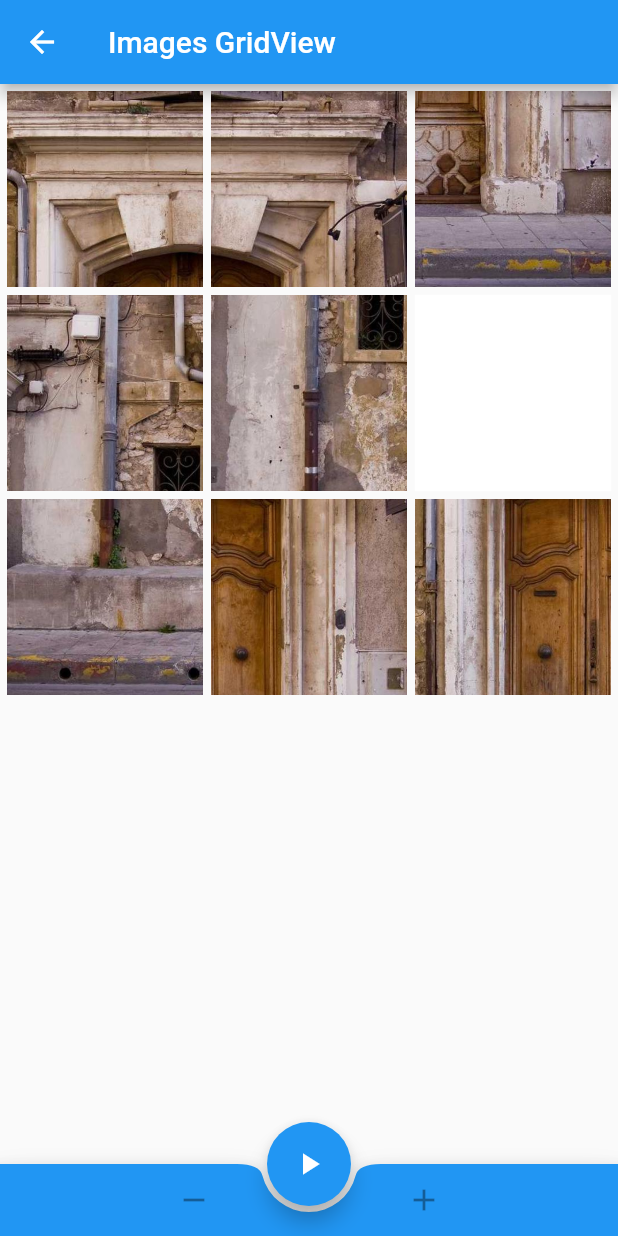
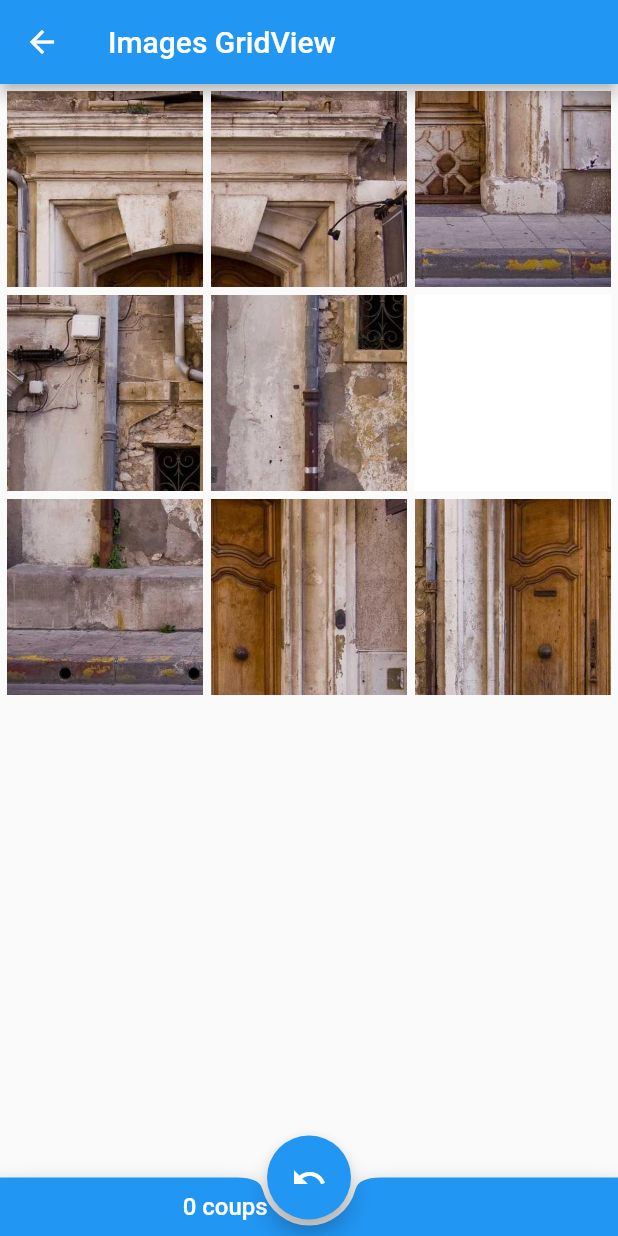
Before and after one commit to qlemoigne/amse, a Flutter app: the TaquinWidget screen opened directly, after a tap on the "play arrow" icon, on a phone screen of 412 x 824 dp. Run offline on Flutter 3.47's test engine with Material 2 defaults, Android fonts, the phone set to English and light mode, and no system bars; our stand-ins replace confetti.

Commit message:
Save avant system calcul coups

```diff
--- a/flutter_application_2/lib/exo7.dart
+++ b/flutter_application_2/lib/exo7.dart
@@ -3,6 +3,8 @@ import 'package:flutter/material.dart';
 import 'dart:math';
 
 import 'package:flutter_application_2/exo6.dart';
+
+import 'package:confetti/confetti.dart';
 
 class TaquinWidget extends StatefulWidget {
   const TaquinWidget({super.key});
@@ -73,13 +75,40 @@ class _TaquinWidgetState extends State<TaquinWidget> {
   bool _running = false;
 
   List<_ImageTile> tiles = [];
-  List<int> positions = [];
+
+  List<TileCoord> movesHistory = [];
+
+  int _stepCount = 0;
+
+  // indique si la personne à win
+  bool _hasWon = false;
+
+  late ConfettiController _controllerCenter;
 
   _TaquinWidgetState() {
     generateTileList();
   }
 
-  void moveTile(int relx, int rely) {
+  @override
+  void initState() {
+    super.initState();
+
+    _controllerCenter =
+        ConfettiController(duration: const Duration(seconds: 10));
+  }
+
+  @override
+  void dispose() {
+    _controllerCenter.dispose();
+
+    super.dispose();
+  }
+
+  void computeMinimumStepCount() {
+    List<_ImageTile> currentState = tiles;
+  }
+
+  void moveTile(int relx, int rely, bool preparationState, bool historyMove) {
     if (relx != 0 && rely != 0) {
       print("Mouvement invalide. seule +1, -1, +1, -1");
       return;
@@ -116,6 +145,25 @@ class _TaquinWidgetState extends State<TaquinWidget> {
       tiles[destIndex] = tiles[whiteIndex];
       tiles[whiteIndex] = temp;
 
+      // si on n'est pas en preparation (aka randomise image)
+      if (!preparationState) {
+        // compteur de couts
+
+        // on ajoute à l'historique
+        if (!historyMove) {
+          _stepCount += 1;
+
+          movesHistory.add(TileCoord(x: relx, y: rely));
+        } else {
+          _stepCount -= 1;
+        }
+      }
+
+      if (!preparationState) {
+        // on lance la simulation pour finir le jeu
+        computeMinimumStepCount();
+      }
+
       print("invertion faite de : " +
           whiteIndex.toString() +
           " vers " +
@@ -135,12 +183,28 @@ class _TaquinWidgetState extends State<TaquinWidget> {
     return index;
   }
 
+/**
+ * Annuler le dernier mouvement si c'est possible
+ */
+  void undoLastMove() {
+    if (movesHistory.length <= 0) {
+      return;
+    }
+
+    TileCoord lastMove = movesHistory.removeLast();
+
+    moveTile(-lastMove.x, -lastMove.y, false, true);
+  }
+
   void startGame() {
     if (_running) {
       return;
     }
 
     _running = true;
+    _hasWon = false;
+    _stepCount = 0;
+    movesHistory.clear();
 
     print("starting game");
     generateTileList();
@@ -156,36 +220,34 @@ class _TaquinWidgetState extends State<TaquinWidget> {
 
     for (int i = 0; i < 500; i++) {
       if (random.nextBool()) {
-        moveTile(random.nextBool() ? -1 : 1, 0);
+        moveTile(random.nextBool() ? -1 : 1, 0, true, false);
       } else {
-        moveTile(0, random.nextBool() ? -1 : 1);
+        moveTile(0, random.nextBool() ? -1 : 1, true, false);
       }
     }
 
     setState(() {});
-    //
-    //moveTile(-1, 0);
-    //moveTile(-1, 0);
-    //moveTile(1, 0);
-    //moveTile(1, 0);
-    //positions.shuffle();
-
-    // definir blank id
   }
 
+/**
+ * Renvoit un index à partir d'une coordonnée
+ */
   int getIndexFromCoord(TileCoord coord) {
-    // 0 (1, 1), 1 (2, 1)
     return coord.x + _lineSize * (coord.y - 1) - 1;
   }
 
-  void checkVictory() {
+/**
+ * Indique si un tableau de tiles est complété
+ */
+  bool isFinished(List<_ImageTile> paramTiles) {
     int index = 0;
 
-    bool won = true;
+    bool w = true;
     for (var y = 1; y <= _lineSize; y++) {
       for (var x = 1; x <= _lineSize; x++) {
-        if (tiles[index].originalX != x || tiles[index].originalY != y) {
-          won = false;
+        if (paramTiles[index].originalX != x ||
+            paramTiles[index].originalY != y) {
+          w = false;
           break;
         }
 
@@ -193,11 +255,77 @@ class _TaquinWidgetState extends State<TaquinWidget> {
       }
     }
 
-    if (won) {
+    return w;
+  }
+
+/**
+ * Vérifie si la personne à gagné
+ */
+  void checkVictory() {
+    if (isFinished(tiles)) {
+      _hasWon = true;
       print("VICTOIRE !!!!!");
+      _controllerCenter.play();
+
+      showModalBottomSheet<void>(
+        context: context,
+        builder: (BuildContext context) {
+          return Container(
+            height: 120,
+            color: Colors.blue,
+            child: Center(
+              child: Column(
+                mainAxisAlignment: MainAxisAlignment.center,
+                mainAxisSize: MainAxisSize.min,
+                children: <Widget>[
+                  const Text('Victoire !',
+                      style: TextStyle(
+                          color: Colors.white,
+                          fontSize: 20,
+                          fontWeight: FontWeight.w600)),
+                  Text(
+                      'Vous avez gagné en ' +
+                          _stepCount.toString() +
+                          " coups !",
+                      style: TextStyle(
+                          color: Colors.white,
+                          fontSize: 16,
+                          fontWeight: FontWeight.normal)),
+                  Container(
+                    child: ElevatedButton(
+                      child: const Text('Fermer'),
+                      onPressed: () {
+                        Navigator.pop(context);
+
+                        _controllerCenter.stop();
+
+                        setState(() {
+                          _hasWon = false;
+                          _running = false;
+                        });
+                      },
+                    ),
+                    margin: EdgeInsets.all(10),
+                  )
+                ],
+              ),
+            ),
+          );
+        },
+      ).whenComplete(() {
+        _controllerCenter.stop();
+
+        setState(() {
+          _hasWon = false;
+          _running = false;
+        });
+      });
     }
   }
 
+/**
+ * Renvoit des coordonnées à partir d'un index
+ */
   TileCoord getCoordsFromIndex(int index) {
     int line = 1;
 
@@ -209,16 +337,6 @@ class _TaquinWidgetState extends State<TaquinWidget> {
     }
 
     int col = (index % _lineSize) + 1;
-
-    /*print("LS= " +
-        _lineSize.toString() +
-        "Index : " +
-        index.toString() +
-        " Ligne (y): " +
-        line.toString() +
-        " Col (x): " +
-        col.toString());
-*/
 
     return TileCoord(x: col, y: line);
   }
@@ -256,7 +374,7 @@ class _TaquinWidgetState extends State<TaquinWidget> {
               child: InkWell(
                   child: tile.croppedImageTile(),
                   onTap: () {
-                    moveTile(-relx, -rely);
+                    moveTile(-relx, -rely, false, false);
                     checkVictory();
                   })));
         }
@@ -274,12 +392,6 @@ class _TaquinWidgetState extends State<TaquinWidget> {
     for (var y = 1; y <= _lineSize; y++) {
       for (var x = 1; x <= _lineSize; x++) {
         int index = getIndexFromCoord(TileCoord(x: x, y: y));
-        print("=> " +
-            x.toString() +
-            " , " +
-            y.toString() +
-            " ===> " +
-            index.toString());
 
         double rx = (((x - 1) * (2)) / (_lineSize - 1)) - 1;
         double ry = (((y - 1) * (2)) / (_lineSize - 1)) - 1;
@@ -295,13 +407,38 @@ class _TaquinWidgetState extends State<TaquinWidget> {
     }
   }
 
+  Path drawStar(Size size) {
+    // Method to convert degree to radians
+    double degToRad(double deg) => deg * (pi / 180.0);
+
+    const numberOfPoints = 5;
+    final halfWidth = size.width / 2;
+    final externalRadius = halfWidth;
+    final internalRadius = halfWidth / 2.5;
+    final degreesPerStep = degToRad(360 / numberOfPoints);
+    final halfDegreesPerStep = degreesPerStep / 2;
+    final path = Path();
+    final fullAngle = degToRad(360);
+    path.moveTo(size.width, halfWidth);
+
+    for (double step = 0; step < fullAngle; step += degreesPerStep) {
+      path.lineTo(halfWidth + externalRadius * cos(step),
+          halfWidth + externalRadius * sin(step));
+      path.lineTo(halfWidth + internalRadius * cos(step + halfDegreesPerStep),
+          halfWidth + internalRadius * sin(step + halfDegreesPerStep));
+    }
+    path.close();
+    return path;
+  }
+
   @override
   Widget build(BuildContext context) {
     return Scaffold(
         appBar: AppBar(
           title: Text('Images GridView'),
         ),
-        body: Column(
+        body: Stack(children: [
+          Column(
             mainAxisSize: MainAxisSize.max,
             children: [
               Expanded(
@@ -315,15 +452,42 @@ class _TaquinWidgetState extends State<TaquinWidget> {
               )),
             ],
           ),
+          Align(
+            alignment: Alignment.center,
+            child: ConfettiWidget(
+              confettiController: _controllerCenter,
+              blastDirectionality: BlastDirectionality
+                  .explosive, // don't specify a direction, blast randomly
+              shouldLoop:
+                  true, // start again as soon as the animation is finished
+              colors: const [
+                Colors.green,
+                Colors.blue,
+                Colors.pink,
+                Colors.orange,
+                Colors.purple
+              ], // manually specify the colors to be used
+              createParticlePath: drawStar, // define a custom shape/path.
+            ),
+          ),
+        ]),
         floatingActionButtonLocation: FloatingActionButtonLocation.centerDocked,
-        floatingActionButton: FloatingActionButton(
-          onPressed: _running
-              ? null
-              : () {
+        floatingActionButton: !_running
+            ? FloatingActionButton(
+                onPressed: () {
                   startGame();
                 },
                 tooltip: 'Lancer la partie',
                 child: const Icon(Icons.play_arrow),
+              )
+            : FloatingActionButton(
+                onPressed: movesHistory.length > 0
+                    ? () {
+                        undoLastMove();
+                      }
+                    : null,
+                tooltip: 'Annuler dernier mouvement',
+                child: const Icon(Icons.undo),
               ),
         bottomNavigationBar: BottomAppBar(
             shape: CircularNotchedRectangle(),
@@ -334,7 +498,8 @@ class _TaquinWidgetState extends State<TaquinWidget> {
               child: Row(
                 children: <Widget>[
                   const Spacer(),
-                  IconButton(
+                  !_running
+                      ? IconButton(
                           tooltip: '-1',
                           icon: const Icon(Icons.remove),
                           onPressed: (_lineSize <= 2 || _running)
@@ -345,9 +510,19 @@ class _TaquinWidgetState extends State<TaquinWidget> {
                                     generateTileList();
                                   });
                                 },
-                  ),
+                        )
+                      : Container(
+                          margin: const EdgeInsets.all(10),
+                          child: Text(
+                            _stepCount.toString() + " coups",
+                            style: TextStyle(
+                                fontSize: 16,
+                                fontWeight: FontWeight.w500,
+                                color: Colors.white),
+                          )),
                   const Spacer(),
-                  IconButton(
+                  !_running
+                      ? IconButton(
                           tooltip: '+1',
                           icon: const Icon(Icons.add),
                           onPressed: (_lineSize >= 8 || _running)
@@ -358,7 +533,8 @@ class _TaquinWidgetState extends State<TaquinWidget> {
                                     generateTileList();
                                   });
                                 },
-                  ),
+                        )
+                      : SizedBox(width: 0, height: 0),
                   const Spacer(),
                 ],
               ),
--- a/flutter_application_2/pubspec.yaml
+++ b/flutter_application_2/pubspec.yaml
@@ -35,6 +35,7 @@ dependencies:
   # The following adds the Cupertino Icons font to your application.
   # Use with the CupertinoIcons class for iOS style icons.
   cupertino_icons: ^1.0.2
+  confetti: ^0.7.0
 
 dev_dependencies:
   flutter_test:
```
Also changed, not shown: flutter_application_2/pubspec.lock. Lines whose indentation alone changed are shown as unchanged.
